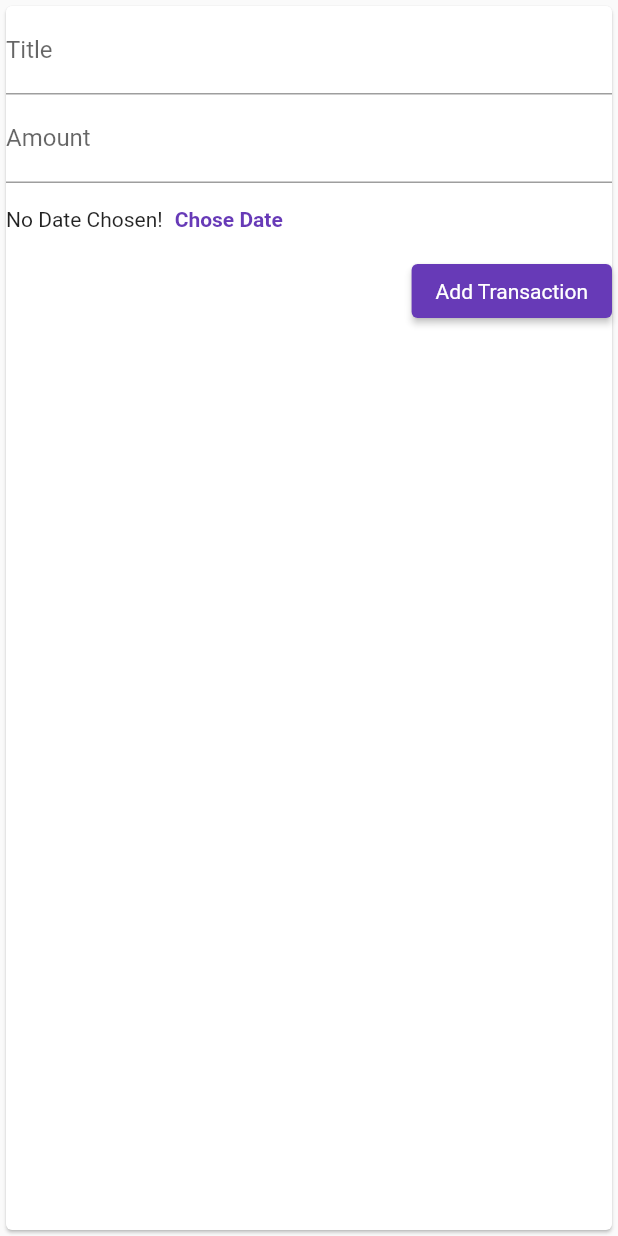
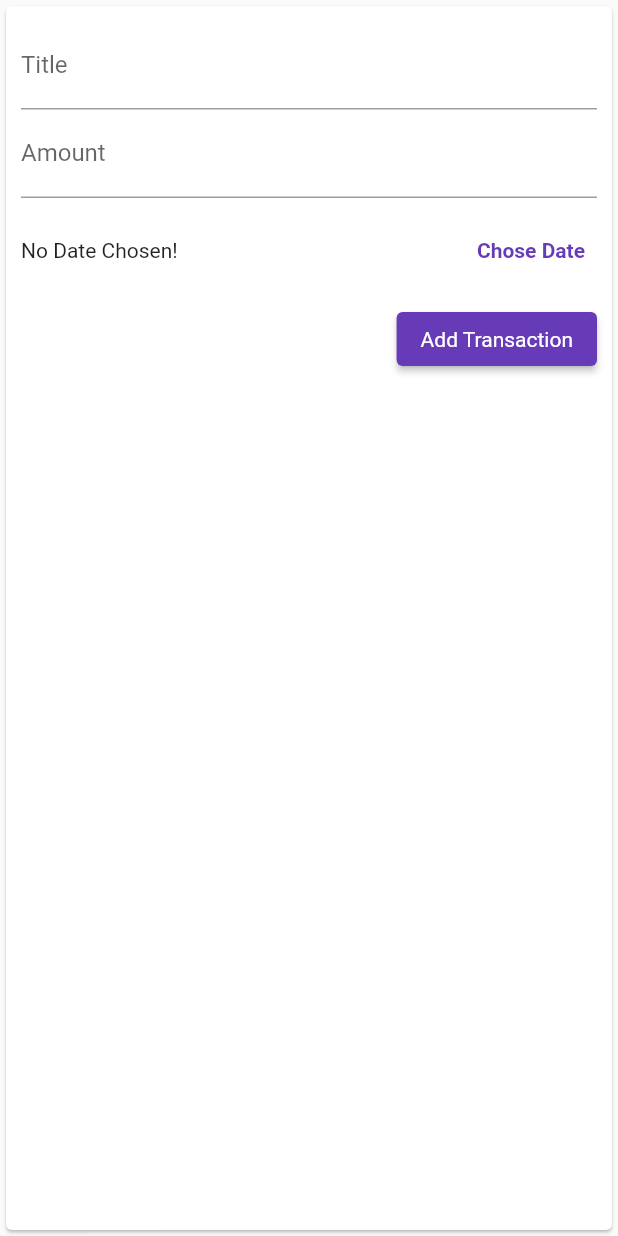
Before and after one commit to joseramosp/Learning-Flutter-2023, a Flutter app: the NewTransaction widget shown alone on an empty page, opened directly with empty values, after a tap on "Add Transaction", on a phone screen of 412 x 824 dp. Run offline on Flutter 3.47's test engine with Material 2 defaults, Android fonts, the light colour scheme and no system bars; missing offline and left inert: dart:ffi.

Commit message:
Working on the DatePicker of the Personal Expenses app.

```diff
--- a/Section 4/expenses_tracker/lib/widgets/new_transaction.dart
+++ b/Section 4/expenses_tracker/lib/widgets/new_transaction.dart
@@ -1,6 +1,7 @@
 import 'package:flutter/material.dart';
 import 'package:flutter/src/widgets/framework.dart';
 import 'package:flutter/src/widgets/placeholder.dart';
+import 'package:intl/intl.dart';
 
 class NewTransaction extends StatefulWidget {
   final Function addTx;
@@ -15,29 +16,48 @@ class NewTransaction extends StatefulWidget {
 }
 
 class _NewTransactionState extends State<NewTransaction> {
-  final titleController = TextEditingController();
-
-  final amountController = TextEditingController();
+  final _titleController = TextEditingController();
+  final _amountController = TextEditingController();
+  DateTime? _selectedDate;
 
   void _submitData() {
-    final enteredTitle = titleController.text;
-    final enteredAmount = double.parse(amountController.text);
+    final enteredTitle = _titleController.text;
+    final enteredAmount = double.parse(_amountController.text);
 
     if (enteredAmount <= 0 || enteredTitle.isEmpty) {
       return;
     }
 
     widget.addTx(
-      titleController.text,
-      double.parse(amountController.text),
+      _titleController.text,
+      double.parse(_amountController.text),
     );
 
     Navigator.of(context).pop();
   }
 
+  void _presentDatePicker() {
+    showDatePicker(
+      context: context,
+      initialDate: DateTime.now(),
+      firstDate: DateTime(2022),
+      lastDate: DateTime.now(),
+    ).then((pickerDate) {
+      if (pickerDate == null) {
+        return;
+      }
+      setState(() {
+        _selectedDate = pickerDate;
+      });
+    });
+    print('...');
+  }
+
   @override
   Widget build(BuildContext context) {
     return Card(
+      child: Padding(
+        padding: const EdgeInsets.all(10.0),
         child: Column(
           crossAxisAlignment: CrossAxisAlignment.end,
           children: [
@@ -45,7 +65,7 @@ class _NewTransactionState extends State<NewTransaction> {
               decoration: const InputDecoration(
                 labelText: 'Title',
               ),
-            controller: titleController,
+              controller: _titleController,
               onSubmitted: (_) => _submitData,
               // onChanged: (val) {
               //   titleInput = val;
@@ -55,32 +75,42 @@ class _NewTransactionState extends State<NewTransaction> {
               decoration: const InputDecoration(
                 labelText: 'Amount',
               ),
-            controller: amountController,
+              controller: _amountController,
               keyboardType: TextInputType.number,
               onSubmitted: (_) => _submitData,
               // onChanged: (val) {
               //   amountInput = val;
               // },
             ),
-          Row(
+            Container(
+              height: 70,
+              child: Row(
                 children: [
-              const Text('No Date Chosen!'),
+                  Expanded(
+                    child: Text(
+                      _selectedDate == null
+                          ? 'No Date Chosen!'
+                          : 'Picked Date: ${DateFormat.yMd().format(_selectedDate as DateTime)}',
+                    ),
+                  ),
                   TextButton(
-                  onPressed: () {},
+                      onPressed: _presentDatePicker,
                       child: const Text(
                         'Chose Date',
                         style: TextStyle(fontWeight: FontWeight.bold),
                       ))
                 ],
               ),
+            ),
             ElevatedButton(
               onPressed: _submitData,
-            child: Text('Add Transaction'),
               style: ElevatedButton.styleFrom(
                 backgroundColor: Theme.of(context).primaryColor,
               ),
+              child: const Text('Add Transaction'),
             ),
           ],
+        ),
       ),
     );
   }
```
Lines whose indentation alone changed are shown as unchanged.
